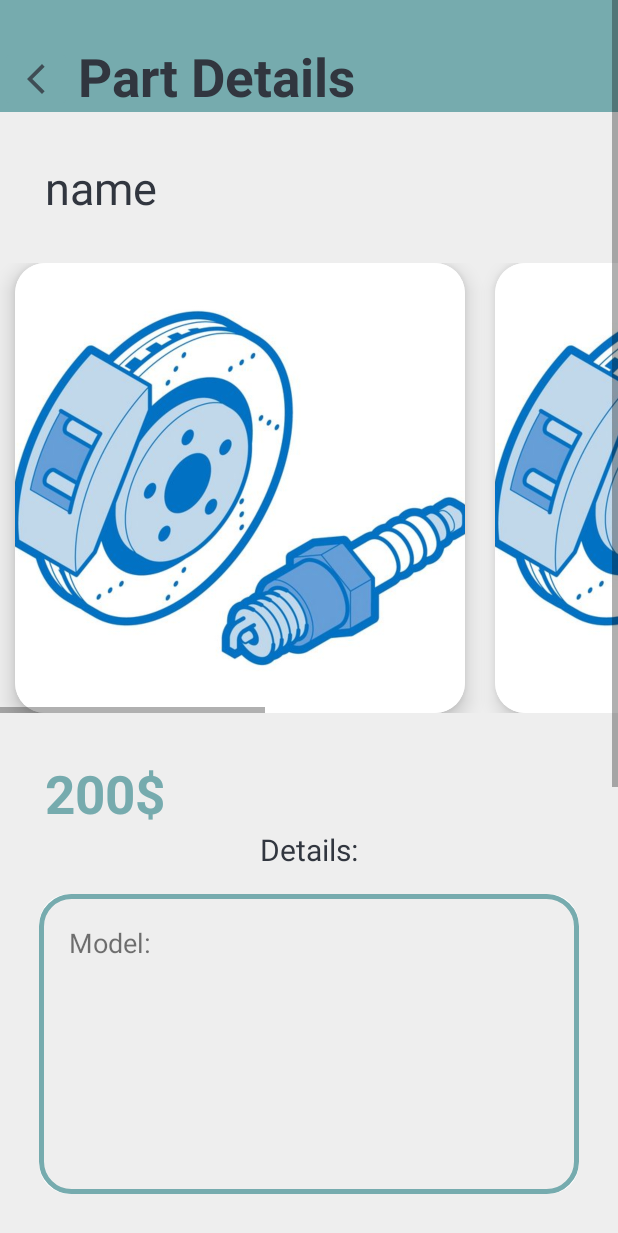
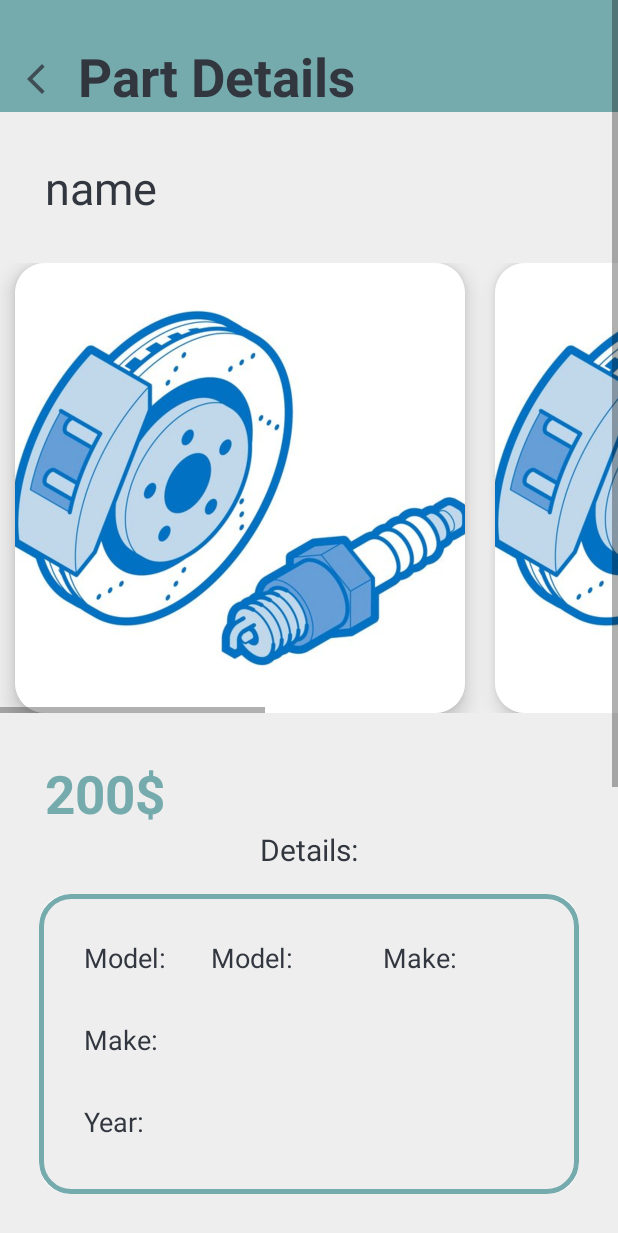
Before and after one commit to Mohamad-H-Hallal/AutoMate-Parts-and-Service-Hub, an Android app: the PartDetailsActivity screen opened directly, with no data from a screen before it, on a phone screen of 412 x 824 dp. Shown: the top 1233 px of the screen. Run offline under Robolectric (Android 15) with nearby library versions, the phone set to English and light mode, and no system bars; pictures from the network do not load.

Commit message:
building the part details activity

```diff
--- a/app/src/main/res/layout/activity_part_details.xml
+++ b/app/src/main/res/layout/activity_part_details.xml
@@ -1,5 +1,5 @@
 <?xml version="1.0" encoding="utf-8"?>
-<ScrollView xmlns:android="http://schemas.android.com/apk/res/android"
+<androidx.constraintlayout.widget.ConstraintLayout xmlns:android="http://schemas.android.com/apk/res/android"
     xmlns:app="http://schemas.android.com/apk/res-auto"
     xmlns:tools="http://schemas.android.com/tools"
     android:id="@+id/main"
@@ -8,6 +8,9 @@
     android:background="@color/colorPrimary"
     tools:context=".PartDetailsActivity">
 
+<ScrollView
+    android:layout_width="match_parent"
+    android:layout_height="match_parent">
     <androidx.constraintlayout.widget.ConstraintLayout
         android:layout_width="match_parent"
         android:layout_height="wrap_content">
@@ -163,10 +166,54 @@
                     android:id="@+id/model_detail"
                     android:layout_width="wrap_content"
                     android:layout_height="wrap_content"
-                    android:layout_margin="20dp"
-                    android:text="Model:"
+                    android:layout_margin="30dp"
+                    android:textColor="@color/colorPrimaryDark"
+                    android:text="@string/model"
                     android:textSize="18sp"
                     app:layout_constraintStart_toStartOf="parent"
+                    app:layout_constraintTop_toTopOf="parent" />
+                <TextView
+                    android:id="@+id/model_detailtxt"
+                    android:layout_width="wrap_content"
+                    android:layout_height="wrap_content"
+                    android:layout_margin="30dp"
+                    android:textColor="@color/colorPrimaryDark"
+                    android:text="@string/model"
+                    android:textSize="18sp"
+                    app:layout_constraintStart_toEndOf="@id/model_detail"
+                    app:layout_constraintTop_toTopOf="parent" />
+                <TextView
+                    android:id="@+id/make_detail"
+                    android:layout_width="wrap_content"
+                    android:layout_height="wrap_content"
+                    android:layout_margin="30dp"
+                    android:textColor="@color/colorPrimaryDark"
+                    android:text="@string/make"
+                    android:textSize="18sp"
+                    app:layout_constraintStart_toStartOf="parent"
+                    app:layout_constraintTop_toBottomOf="@id/model_detail" />
+                <TextView
+                    android:id="@+id/year_detail"
+                    android:layout_width="wrap_content"
+                    android:layout_height="wrap_content"
+                    android:layout_margin="30dp"
+                    android:textColor="@color/colorPrimaryDark"
+                    android:text="@string/year"
+                    android:textSize="18sp"
+                    app:layout_constraintStart_toStartOf="parent"
+                    app:layout_constraintTop_toBottomOf="@id/make_detail" />
+                <TextView
+                    android:id="@+id/category_detail"
+                    android:layout_width="wrap_content"
+                    android:layout_height="wrap_content"
+                    android:layout_marginStart="60dp"
+                    android:layout_marginBottom="30dp"
+                    android:layout_marginEnd="30dp"
+                    android:layout_marginTop="30dp"
+                    android:textColor="@color/colorPrimaryDark"
+                    android:text="@string/make"
+                    android:textSize="18sp"
+                    app:layout_constraintStart_toEndOf="@id/model_detailtxt"
                     app:layout_constraintTop_toTopOf="parent" />
 
             </androidx.constraintlayout.widget.ConstraintLayout>
@@ -251,3 +298,4 @@
 
     </androidx.constraintlayout.widget.ConstraintLayout>
 </ScrollView>
+</androidx.constraintlayout.widget.ConstraintLayout>
```
